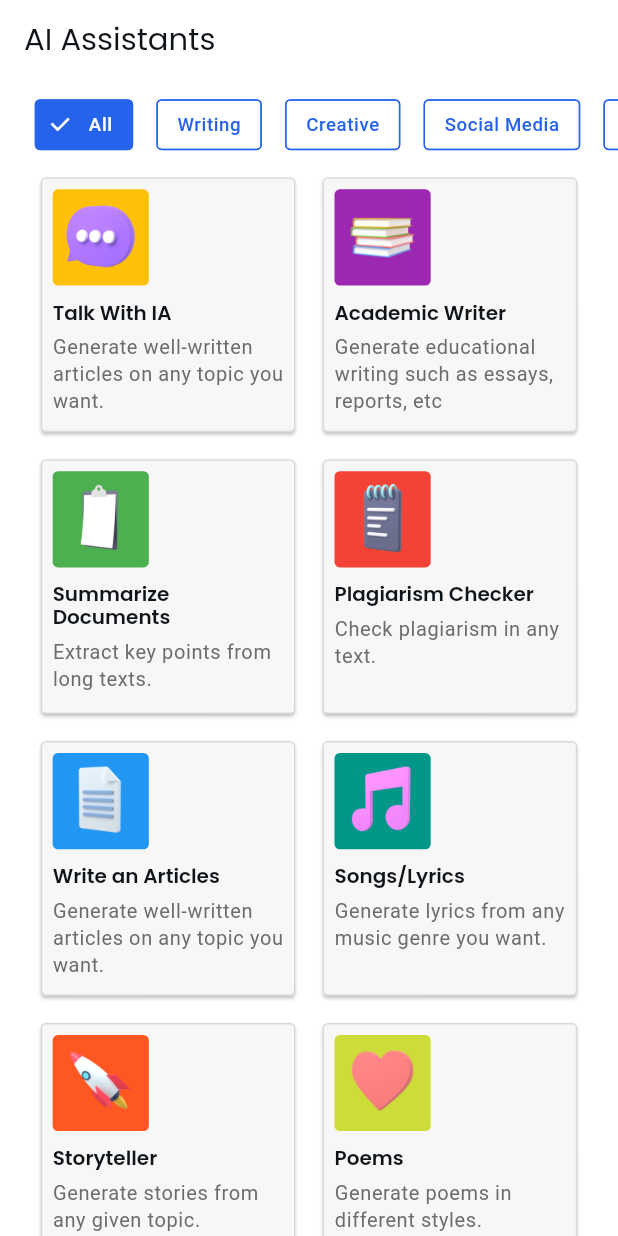
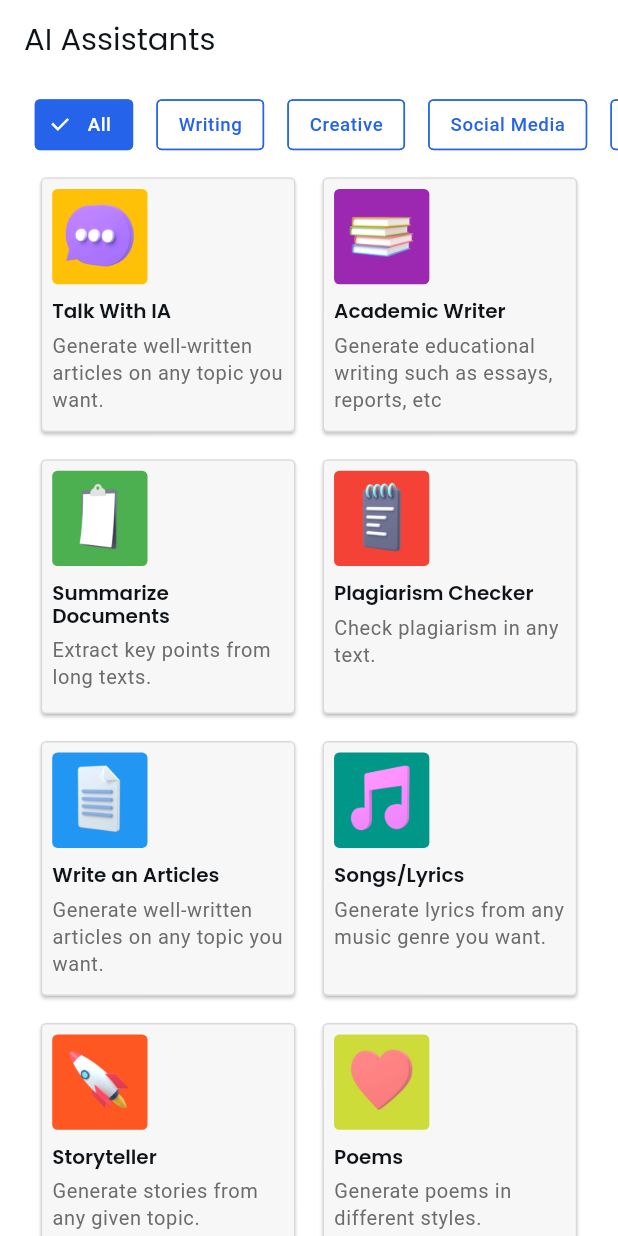
Before and after one commit to Anderson-Andre-P/chat2you-chatbot, a Flutter app: the AiAssistantsView screen opened by its route, on a phone screen of 412 x 824 dp. Run offline on Flutter 3.47's test engine with Material 3 defaults, Android fonts, the phone set to English and light mode, and no system bars; our stand-ins replace awesome_notifications, cached_network_image, dio, firebase_core, firebase_messaging, flutter_animate and 8 more; accounts and stored records are empty; generated files the repository leaves out were written again.

Commit message:
style: add missing sizes with screen util

```diff
--- a/lib/app/modules/ai assistants/views/ai_assistants_view.dart
+++ b/lib/app/modules/ai assistants/views/ai_assistants_view.dart
@@ -89,13 +89,13 @@ class AiAssistantsView extends GetView<AiAssistantsController> {
                         ),
                       ),
                       child: Padding(
-                        padding: const EdgeInsets.all(8.0),
+                        padding: EdgeInsets.all(8.0.w),
                         child: Column(
                           mainAxisSize: MainAxisSize.max,
                           crossAxisAlignment: CrossAxisAlignment.start,
                           children: [
                             Container(
-                              padding: const EdgeInsets.all(8.0),
+                              padding: EdgeInsets.all(8.0.w),
                               decoration: BoxDecoration(
                                 color: assistant.color,
                                 borderRadius: BorderRadius.all(
--- a/lib/app/modules/history/views/chat_details_view.dart
+++ b/lib/app/modules/history/views/chat_details_view.dart
@@ -58,7 +58,7 @@ class MessageBubble extends StatelessWidget {
           left: 24.0.w,
           right: 24.0.w,
         ),
-        padding: const EdgeInsets.all(8),
+        padding: EdgeInsets.all(8.w),
         width: 320.w,
         decoration: BoxDecoration(
           color: sender == "you" ? theme.primaryColor : theme.cardColor,
@@ -89,7 +89,7 @@ class ChatInput extends StatelessWidget {
 
     // Adicione aqui o código para a entrada de mensagens (se necessário)
     return Container(
-      margin: const EdgeInsets.all(24.0),
+      margin: EdgeInsets.all(24.0.w),
       child: Row(
         children: [
           Expanded(
--- a/lib/app/modules/history/views/history_view.dart
+++ b/lib/app/modules/history/views/history_view.dart
@@ -159,7 +159,7 @@ class ChatSearchDelegate extends SearchDelegate<String> {
 
     if (controller.filteredChats.isEmpty) {
       return Container(
-        padding: const EdgeInsets.all(24.0),
+        padding: EdgeInsets.all(24.0.w),
         child: Column(
           mainAxisAlignment: MainAxisAlignment.center,
           children: [
--- a/lib/app/modules/signin/views/signin_view.dart
+++ b/lib/app/modules/signin/views/signin_view.dart
@@ -67,8 +67,8 @@ class _SigninViewState extends State<SigninView> {
                     style: ButtonStyle(
                       visualDensity: VisualDensity.compact,
                       padding: MaterialStateProperty.all(
-                        const EdgeInsets.all(
-                          8,
+                        EdgeInsets.all(
+                          8.w,
                         ),
                       ),
                       backgroundColor: MaterialStateProperty.all(
--- a/lib/app/modules/typeoflogin/views/typeoflogin_view.dart
+++ b/lib/app/modules/typeoflogin/views/typeoflogin_view.dart
@@ -17,7 +17,7 @@ class TypeofloginView extends GetView<TypeofloginController> {
     final theme = context.theme;
     return Scaffold(
       body: Padding(
-        padding: const EdgeInsets.all(24.0),
+        padding: EdgeInsets.all(24.0.w),
         child: Column(
           mainAxisAlignment: MainAxisAlignment.center,
           children: [
--- a/lib/config/theme/my_styles.dart
+++ b/lib/config/theme/my_styles.dart
@@ -101,7 +101,7 @@ class MyStyles {
       secondaryLabelStyle: getChipTextStyle(isLightTheme: isLightTheme),
       selectedColor: Colors.black,
       disabledColor: Colors.green,
-      padding: const EdgeInsets.all(5),
+      padding: EdgeInsets.all(6.w),
       secondarySelectedColor: Colors.purple,
     );
   }
```
